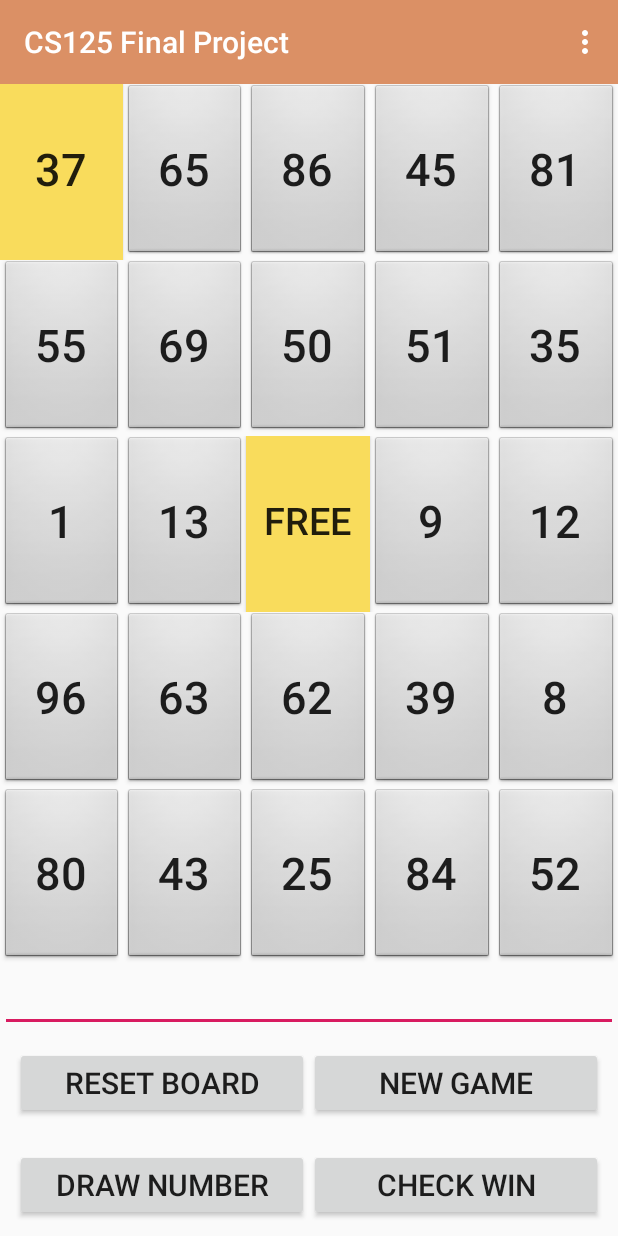
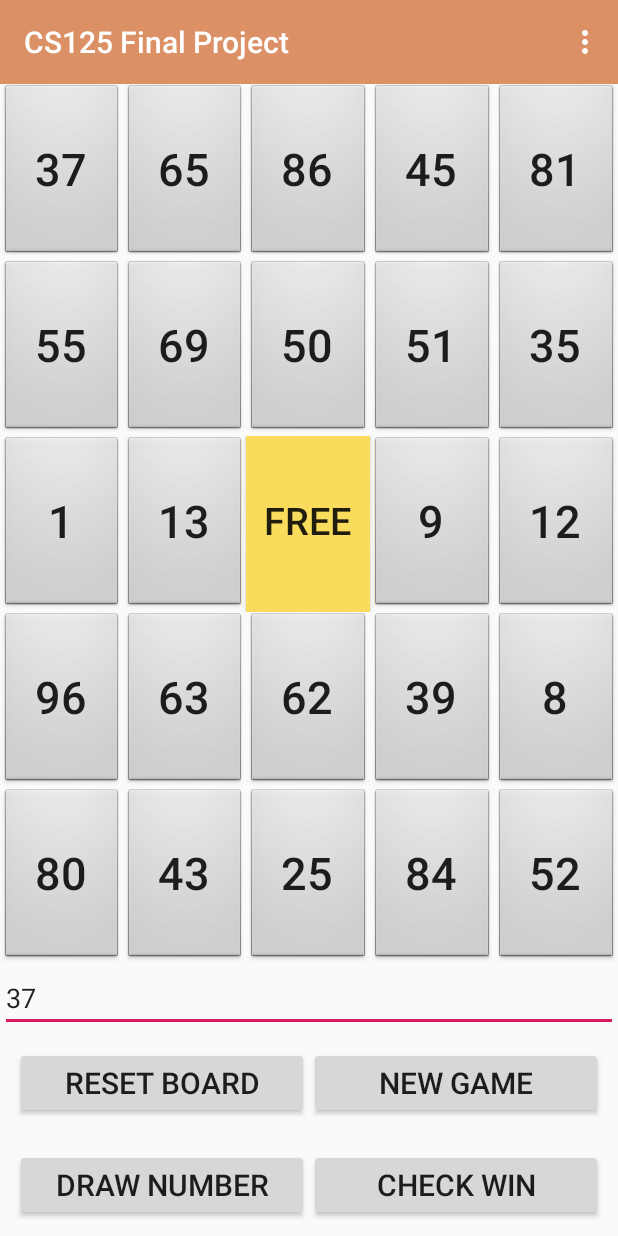
Before and after one commit to cabatangelo4/CS125-Final, an Android app: the screen it shows after launch (MainActivity), after a tap on "DRAW NUMBER", on a phone screen of 412 x 824 dp. Run offline under Robolectric (Android 15) with nearby library versions, the phone set to English and light mode, and no system bars; 2 other taps on this screen came first.

Commit message:
Merge remote-tracking branch 'origin/master'
# Conflicts:
#	app/src/main/java/com/example/cs125finalproject/MainActivity.java

```diff
--- a/app/src/main/java/com/example/cs125finalproject/MainActivity.java
+++ b/app/src/main/java/com/example/cs125finalproject/MainActivity.java
@@ -14,6 +14,7 @@ import android.view.View;
 import android.view.Menu;
 import android.view.MenuItem;
 import android.widget.Button;
+import android.widget.TextView;
 import android.widget.Toast;
 
 import java.util.HashMap;
@@ -68,7 +69,6 @@ public class MainActivity extends AppCompatActivity implements View.OnClickListe
             Button button = findViewById(resID);
             button.setText(buttonValue);
             currentBoard[i] = findViewById(resID);
-            button.setOnClickListener(this);
             }
         gameInProgress = true;
         }
@@ -89,11 +89,11 @@ public class MainActivity extends AppCompatActivity implements View.OnClickListe
 
     public void drawValue() {
         int value = GameSetup.draw();
-        String toShow = Integer.toString(value);
-        Toast.makeText(this, toShow, Toast.LENGTH_SHORT).show();
+        TextView display = findViewById(R.id.draw);
+        display.setText(((Object) value).toString());
         for (int i = 0; i < 24; i++) {
             if (value == GameSetup.playerBoard.get(i)) {
-                fillCell(currentBoard[i]);
+                currentBoard[i].setOnClickListener(this);
             }
         }
     }
@@ -101,8 +101,6 @@ public class MainActivity extends AppCompatActivity implements View.OnClickListe
     public void winCheck() {
         if (GameSetup.win()) {
             Toast.makeText(this, "You have won.", Toast.LENGTH_SHORT).show();
-        } else {
-            Toast.makeText(this, "You have not won.", Toast.LENGTH_SHORT).show();
         }
     }
 
@@ -110,6 +108,8 @@ public class MainActivity extends AppCompatActivity implements View.OnClickListe
     public void onClick(View v) {
         if (!gameInProgress) {
             Toast.makeText(this, "There is no game in progress.", Toast.LENGTH_SHORT).show();
+        } else {
+            fillCell((Button) v);
         }
     }
 
```
